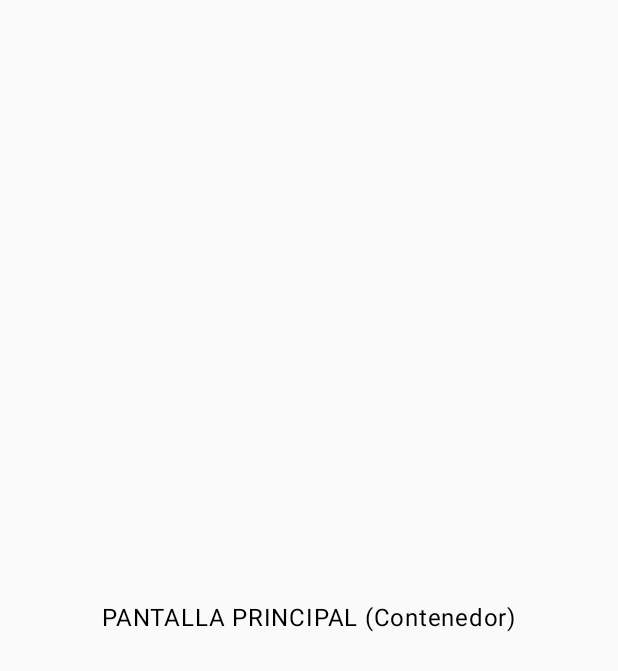
After one commit to TomasG0110/AppHuertoHogar-Movil, an Android app built with Jetpack Compose: the MainScreen screen opened through its navigation route, on a phone screen of 412 x 824 dp. The commit adds this screen. Shown: the top 671 px of the screen. Run offline under Robolectric (Android 15) with nearby library versions, the phone set to English and light mode, and no system bars.

Commit message:
feat: Crear estructura modular de vistas y navegación

```diff
--- /dev/null
+++ b/app/src/main/java/cl/duoc/dsy/huertohogar/navegacion/AppNavegacion.kt
@@ -0,0 +1,40 @@
+package cl.duoc.dsy.huertohogar.navegacion
+
+import androidx.compose.runtime.Composable
+import androidx.navigation.compose.NavHost
+import androidx.navigation.compose.composable
+import androidx.navigation.compose.rememberNavController
+import cl.duoc.dsy.huertohogar.uiScreen.LoginScreen
+import cl.duoc.dsy.huertohogar.uiScreen.MainScreen
+import cl.duoc.dsy.huertohogar.uiScreen.RegisterScreen
+import cl.duoc.dsy.huertohogar.uiScreen.SplashScreen
+
+@Composable
+fun AppNavigation() {
+    val navController = rememberNavController()
+
+    NavHost(
+        navController = navController,
+        startDestination = AppScreens.SplashScreen.route // La app parte en el Splash
+    ) {
+        // Ruta para la pantalla Splash
+        composable(route = AppScreens.SplashScreen.route) {
+            SplashScreen(navController = navController)
+        }
+
+        // Ruta para la pantalla de Login
+        composable(route = AppScreens.LoginScreen.route) {
+            LoginScreen(navController = navController)
+        }
+
+        // Ruta para la pantalla de Registro
+        composable(route = AppScreens.RegisterScreen.route) {
+            RegisterScreen(navController = navController)
+        }
+
+        // Ruta para la pantalla Principal (que tendrá su propia nav)
+        composable(route = AppScreens.MainScreen.route) {
+            MainScreen(navController = navController)
+        }
+    }
+}
--- /dev/null
+++ b/app/src/main/java/cl/duoc/dsy/huertohogar/uiScreen/MainScreen.kt
@@ -0,0 +1,20 @@
+package cl.duoc.dsy.huertohogar.uiScreen
+
+import androidx.compose.foundation.layout.Box
+import androidx.compose.foundation.layout.fillMaxSize
+import androidx.compose.material3.Text
+import androidx.compose.runtime.Composable
+import androidx.compose.ui.Alignment
+import androidx.compose.ui.Modifier
+import androidx.navigation.NavController
+
+@Composable
+fun MainScreen(navController: NavController) {
+    Box(
+        modifier = Modifier.fillMaxSize(),
+        contentAlignment = Alignment.Center
+    ) {
+        // TODO: Implementar Navegación principal (Bottom Nav Bar)
+        Text(text = "PANTALLA PRINCIPAL (Contenedor)")
+    }
+}
--- /dev/null
+++ b/app/src/main/java/cl/duoc/dsy/huertohogar/uiScreen/SplashScreen.kt
@@ -0,0 +1,24 @@
+package cl.duoc.dsy.huertohogar.uiScreen
+
+import androidx.compose.foundation.background
+import androidx.compose.foundation.layout.Box
+import androidx.compose.foundation.layout.fillMaxSize
+import androidx.compose.material3.MaterialTheme
+import androidx.compose.material3.Text
+import androidx.compose.runtime.Composable
+import androidx.compose.ui.Alignment
+import androidx.compose.ui.Modifier
+import androidx.navigation.NavController
+
+@Composable
+fun SplashScreen(navController: NavController) {
+    Box(
+        modifier = Modifier
+            .fillMaxSize()
+            .background(MaterialTheme.colorScheme.background),
+        contentAlignment = Alignment.Center
+    ) {
+        // TODO: Añadir logo y animación (IE 2.2.2)
+        Text(text = "PANTALLA SPLASH")
+    }
+}
```
Also changed, not shown: app/src/main/java/cl/duoc/dsy/huertohogar/MainActivity.kt (+3 -29 lines), app/src/main/java/cl/duoc/dsy/huertohogar/navegacion/AppScreens.kt (added, +8 -0 lines), app/src/main/java/cl/duoc/dsy/huertohogar/uiScreen/LoginScreen.kt (added, +20 -0 lines), app/src/main/java/cl/duoc/dsy/huertohogar/uiScreen/RegistroScreen.kt (added, +20 -0 lines), app/src/main/res/drawable/Logo_HuertoHogar.png (added).
